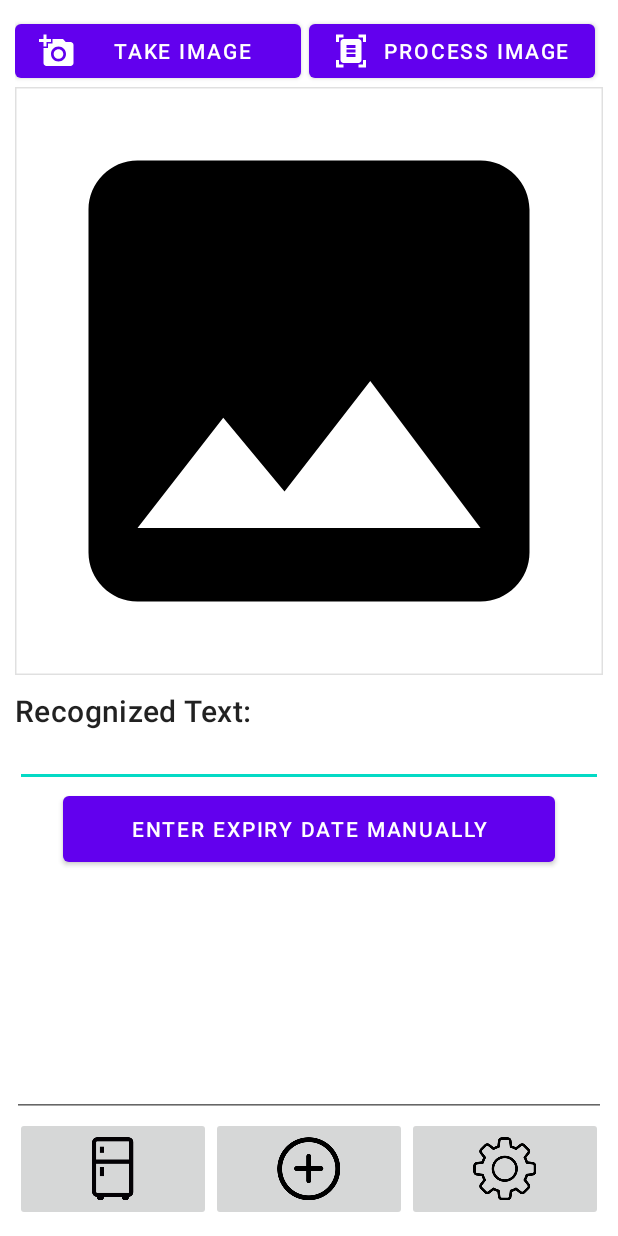
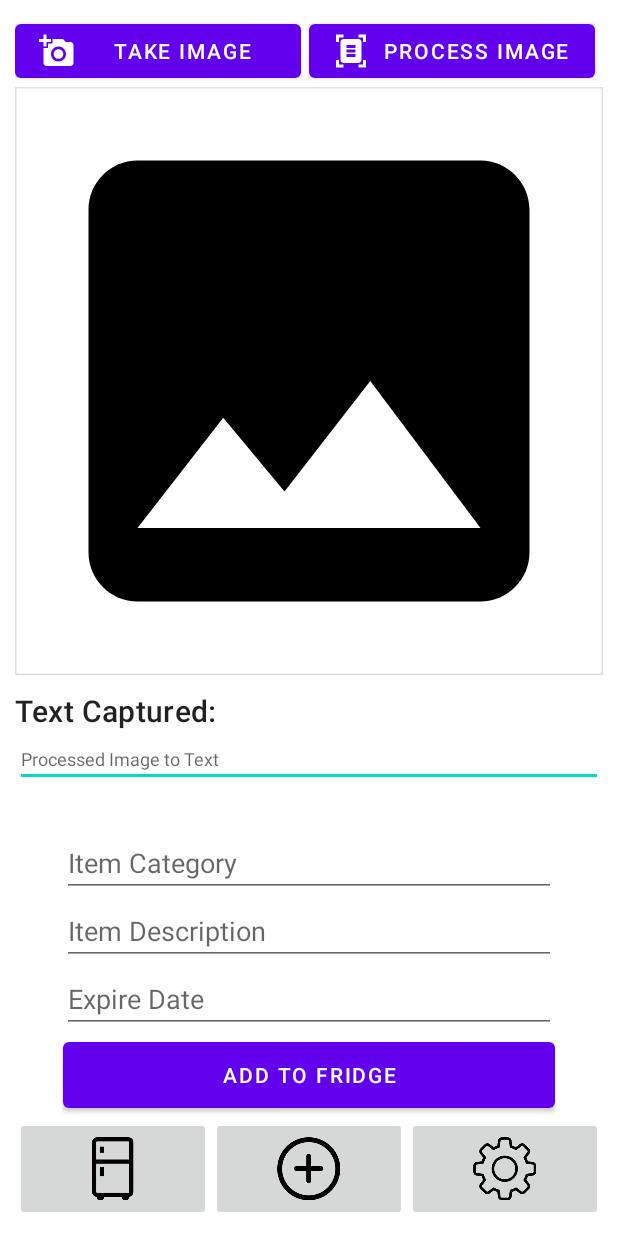
Before and after one commit to Melvin-D01/GroceryManager, an Android app: the ScannerPage screen opened directly, with no data from a screen before it, on a phone screen of 412 x 824 dp. Run offline under Robolectric (Android 15) with nearby library versions, the phone set to English and light mode, and no system bars; our stand-ins replace Firebase (no records; nobody signed in at launch, a user with empty details on screens opened directly), Picasso; libraries missing offline, so code that uses them is left out: com.google.mlkit.vision; 1 statement that could not run was skipped.

Commit message:
added passing data from add view to scanner view. Data pass are Item Category and the users inputted item description. Tested and working.

```diff
--- a/app/src/main/java/project/stn991614740/grocerymanagerapp/ScannerPage.kt
+++ b/app/src/main/java/project/stn991614740/grocerymanagerapp/ScannerPage.kt
@@ -40,9 +40,10 @@ class ScannerPage : AppCompatActivity() {
     private lateinit var imageIv: ImageView
     private lateinit var recognizedTextEt: EditText
     private lateinit var addButton: ImageButton
-    private  lateinit var fridgeButton: ImageButton
+    private lateinit var fridgeButton: ImageButton
     private lateinit var settingsButton: ImageButton
     private lateinit var textTestEt : EditText
+    private lateinit var categoryText : EditText
 
 
     private companion object {
@@ -67,18 +68,6 @@ class ScannerPage : AppCompatActivity() {
     override fun onCreate(savedInstanceState: Bundle?) {
         super.onCreate(savedInstanceState)
         setContentView(R.layout.activity_scanner_page)
-
-         /*
-
-        mButtonSettingsActivity.setOnClickListener{
-            val i = Intent(this, project.stn991614740.grocerymanagerapp.SettingsActivity::class.java)
-            startActivity(i)
-        }
-
-
-
-          */
-
         setContentView(R.layout.activity_scanner_page)
 
         // Initialize UI Views
@@ -90,8 +79,7 @@ class ScannerPage : AppCompatActivity() {
         fridgeButton = findViewById(R.id.imageButton5)
         settingsButton = findViewById(R.id.imageButton7)
         textTestEt = findViewById(R.id.testText)
-
-
+        categoryText = findViewById(R.id.categoryText)
         /*
     val data = FirebaseFirestore.getInstance()
 
@@ -157,6 +145,8 @@ class ScannerPage : AppCompatActivity() {
         }
         val data = intent.getStringExtra("key")
         textTestEt.setText(data)
+        val data2 = intent.getStringExtra("key2")
+        categoryText.setText(data2)
     }
 
 
--- a/app/src/main/res/layout/activity_scanner_page.xml
+++ b/app/src/main/res/layout/activity_scanner_page.xml
@@ -34,7 +34,7 @@
 
     <ScrollView
         android:layout_width="match_parent"
-        android:layout_height="wrap_content"
+        android:layout_height="491dp"
         android:layout_weight="1">
 
         <LinearLayout
@@ -55,23 +55,15 @@
                 android:layout_width="match_parent"
                 android:layout_height="wrap_content"
                 android:layout_marginTop="10dp"
-                android:text="Recognized Text: " />
+                android:text="Text Captured: " />
 
             <EditText
                 android:id="@+id/recognizedTextEt"
                 android:layout_width="match_parent"
                 android:layout_height="wrap_content"
+                android:hint="Processed Image to Text"
                 android:textSize="12sp" />
 
-            <Button
-                android:id="@+id/button"
-                android:layout_width="328dp"
-                android:layout_height="56dp"
-                android:text="Enter Expiry Date Manually"
-                tools:ignore="MissingConstraints"
-                tools:layout_editor_absoluteX="41dp"
-                tools:layout_editor_absoluteY="516dp"
-                android:layout_gravity="center"/>
 
         </LinearLayout>
 
@@ -82,16 +74,51 @@
     <LinearLayout
         android:layout_width="wrap_content"
         android:layout_height="wrap_content"
-        android:orientation="vertical">
+        android:orientation="vertical"
+        android:layout_gravity="center">
 
-        <EditText
-            android:id="@+id/testText"
-            android:layout_width="396dp"
+        <LinearLayout
+            android:layout_width="wrap_content"
             android:layout_height="wrap_content"
-            android:layout_gravity="center"
-            android:textSize="12sp" />
+            android:orientation="vertical"
+            android:layout_gravity="center">
+
+            <EditText
+                android:id="@+id/categoryText"
+                android:layout_width="329dp"
+                android:layout_height="wrap_content"
+                android:layout_gravity="center"
+                android:ems="10"
+                android:hint="Item Category" />
+
+            <EditText
+                android:id="@+id/testText"
+                android:layout_width="match_parent"
+                android:layout_height="wrap_content"
+                android:ems="10"
+                android:hint="Item Description" />
+
+            <EditText
+                android:id="@+id/expirationText"
+                android:layout_width="match_parent"
+                android:layout_height="wrap_content"
+                android:ems="10"
+                android:hint="Expire Date" />
+
+        </LinearLayout>
+
+        <Button
+            android:id="@+id/button"
+            android:layout_width="328dp"
+            android:layout_height="56dp"
+            android:text="Add To Fridge"
+            tools:ignore="MissingConstraints"
+            tools:layout_editor_absoluteX="41dp"
+            tools:layout_editor_absoluteY="516dp"
+            android:layout_gravity="center"/>
 
     </LinearLayout>
+
     </ScrollView>
 
 
@@ -110,21 +137,24 @@
                 android:layout_width="0dp"
                 android:layout_height="69dp"
                 android:layout_weight="1"
-                android:src="@mipmap/ic_fridge" />
+                android:src="@mipmap/ic_fridge"
+                android:contentDescription="fridgeButton"/>
 
             <ImageButton
                 android:id="@+id/imageButton6"
                 android:layout_width="0dp"
                 android:layout_weight="1"
                 android:layout_height="69dp"
-                android:src="@mipmap/ic_add" />
+                android:src="@mipmap/ic_add"
+                android:contentDescription="addButton"/>
 
             <ImageButton
                 android:id="@+id/imageButton7"
                 android:layout_width="0dp"
                 android:layout_weight="1"
                 android:layout_height="69dp"
-                android:src="@mipmap/ic_settings" />
+                android:src="@mipmap/ic_settings"
+                android:contentDescription="settingsButton"/>
 
         </LinearLayout>
 
```
Also changed, not shown: app/src/main/java/project/stn991614740/grocerymanagerapp/AddActivity.kt (+31 -0 lines).
